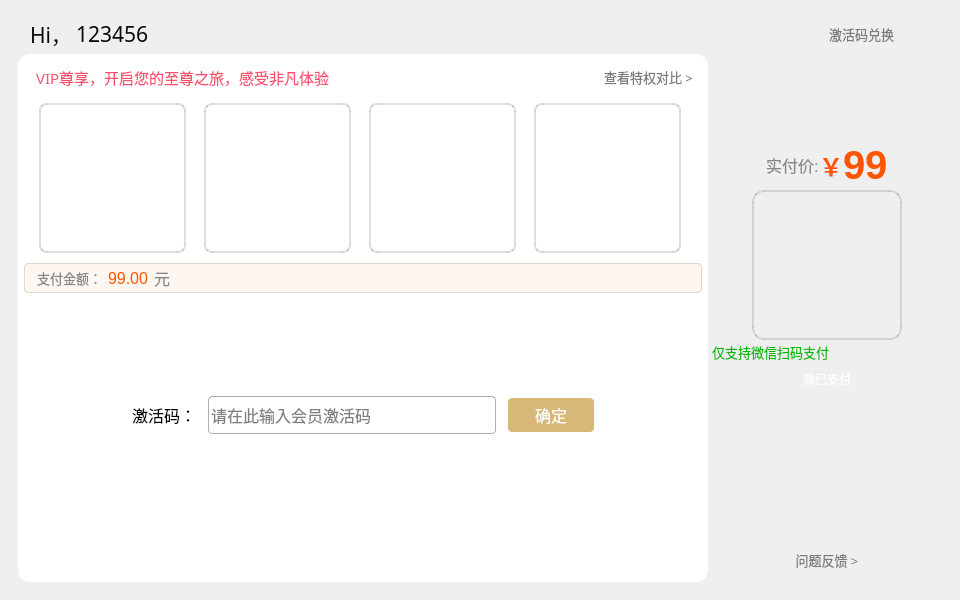
YangShengzhou03/LeafAuto, file Ui_Activities.ui: the form before one commit.
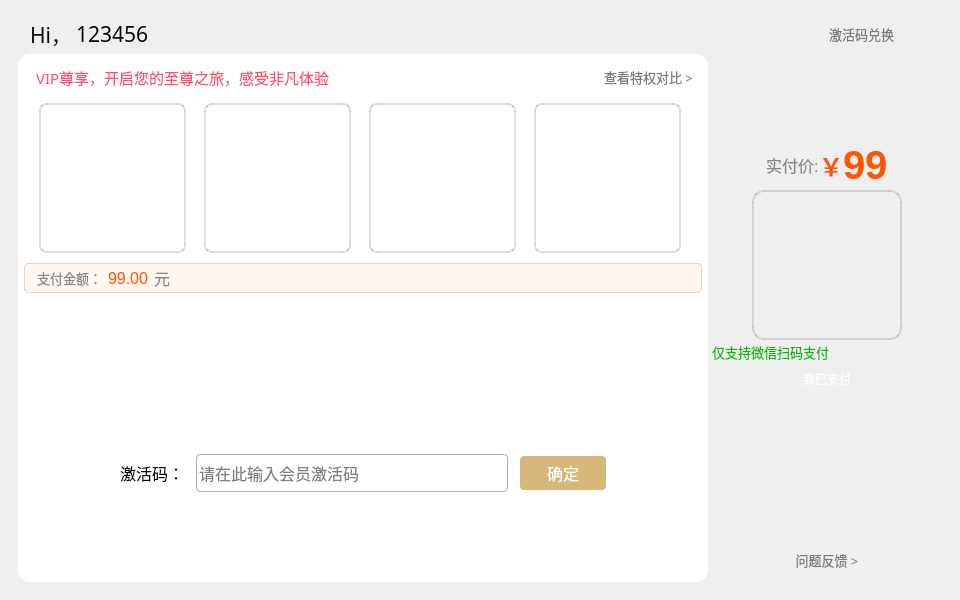
The form after the commit. Icons and pictures are not drawn.

```diff
--- a/Ui_Activities.ui
+++ b/Ui_Activities.ui
@@ -233,7 +233,7 @@
 border-radius:12px;
 }</string>
            </property>
-           <layout class="QVBoxLayout" name="verticalLayout_2" stretch="0,0,0,1">
+           <layout class="QVBoxLayout" name="verticalLayout_2" stretch="0,0,0,0">
             <property name="spacing">
              <number>4</number>
             </property>
@@ -712,28 +712,66 @@
              </widget>
             </item>
             <item>
-             <layout class="QVBoxLayout" name="verticalLayout_4" stretch="0,0,0">
+             <layout class="QVBoxLayout" name="verticalLayout_4" stretch="1,0">
+              <property name="spacing">
+               <number>6</number>
+              </property>
               <property name="leftMargin">
-               <number>12</number>
+               <number>0</number>
               </property>
               <property name="rightMargin">
-               <number>12</number>
+               <number>0</number>
               </property>
               <item>
-               <spacer name="verticalSpacer_2">
-                <property name="orientation">
-                 <enum>Qt::Vertical</enum>
-                </property>
-                <property name="sizeHint" stdset="0">
+               <widget class="QFrame" name="verticalFrame">
+                <layout class="QVBoxLayout" name="verticalLayout_6" stretch="1,0">
+                 <property name="spacing">
+                  <number>0</number>
+                 </property>
+                 <property name="leftMargin">
+                  <number>0</number>
+                 </property>
+                 <property name="topMargin">
+                  <number>0</number>
+                 </property>
+                 <property name="rightMargin">
+                  <number>0</number>
+                 </property>
+                 <property name="bottomMargin">
+                  <number>0</number>
+                 </property>
+                 <item>
+                  <layout class="QHBoxLayout" name="horizontalLayout_9">
+                   <property name="spacing">
+                    <number>0</number>
+                   </property>
+                   <item>
+                    <widget class="QWidget" name="widget_head" native="true">
+                     <property name="minimumSize">
                  <size>
-                  <width>20</width>
-                  <height>40</height>
-                 </size>
-                </property>
-               </spacer>
-              </item>
+                       <width>650</width>
+                       <height>100</height>
+                      </size>
+                     </property>
+                     <property name="maximumSize">
+                      <size>
+                       <width>650</width>
+                       <height>16777215</height>
+                      </size>
+                     </property>
+                     <property name="styleSheet">
+                      <string notr="true">QWidget {
+    border-radius: 12px;
+image: url('resources/img/activity/head.png');
+background: transparent;
+}</string>
+                     </property>
+                    </widget>
+                   </item>
+                  </layout>
+                 </item>
               <item>
-               <layout class="QHBoxLayout" name="horizontalLayout_5" stretch="0,0,1,0,0">
+                  <layout class="QHBoxLayout" name="Code_redemption" stretch="0,0,1,0,0">
                 <property name="spacing">
                  <number>12</number>
                 </property>
@@ -851,12 +889,15 @@
                 </item>
                </layout>
               </item>
+                </layout>
+               </widget>
+              </item>
               <item>
                <widget class="QWidget" name="widget_bottom" native="true">
                 <property name="minimumSize">
                  <size>
                   <width>650</width>
-                  <height>138</height>
+                  <height>78</height>
                  </size>
                 </property>
                 <property name="maximumSize">
```
Left out of the diff: 8 changed lines with no effect on the pictures. Lines whose indentation alone changed are shown as unchanged.
